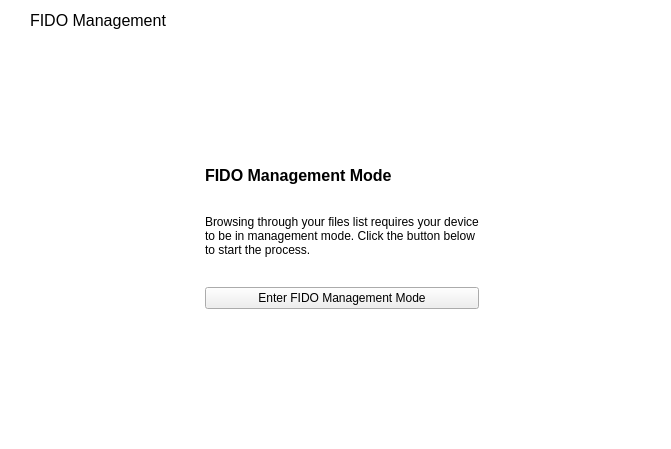
This is src/FidoManagement.ui in mooltipass/moolticute as Qt 5 draws it before an edit. The edited form follows.
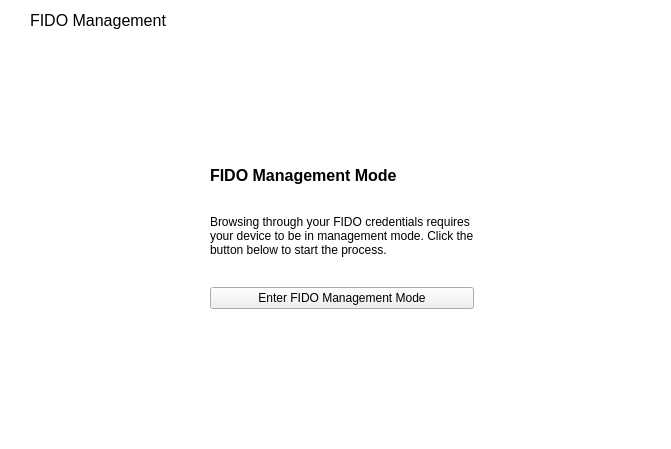
This is the edited form. Icons and pictures are not drawn. Custom widgets are drawn as their Qt base class.

```diff
--- a/src/FidoManagement.ui
+++ b/src/FidoManagement.ui
@@ -123,7 +123,7 @@
            <item>
             <widget class="QLabel" name="label_3">
              <property name="text">
-              <string>Browsing through your files list requires your device to be in management mode. Click the button below to start the process.</string>
+              <string>Browsing through your FIDO credentials requires your device to be in management mode. Click the button below to start the process.</string>
              </property>
              <property name="wordWrap">
               <bool>true</bool>
```
